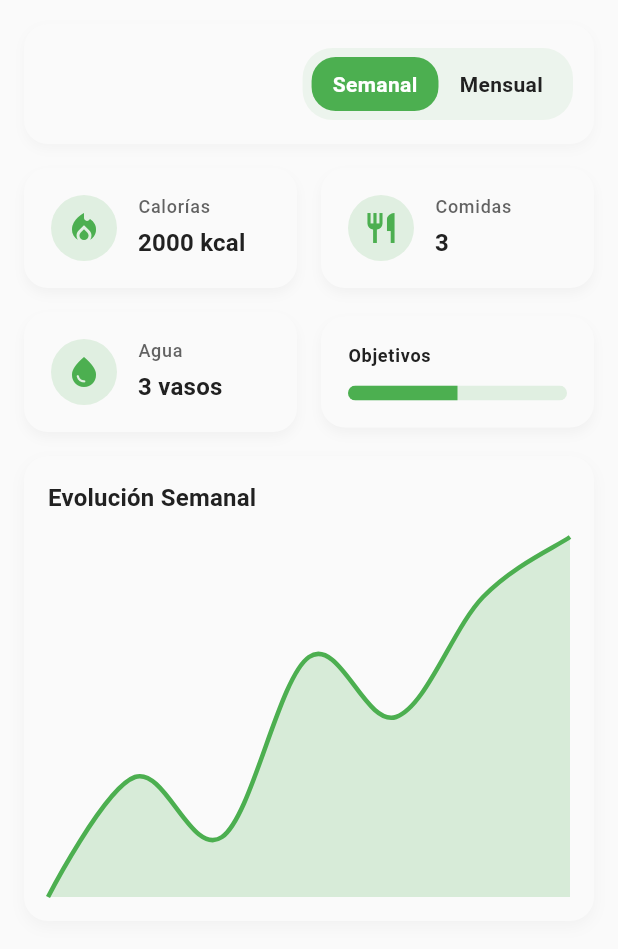
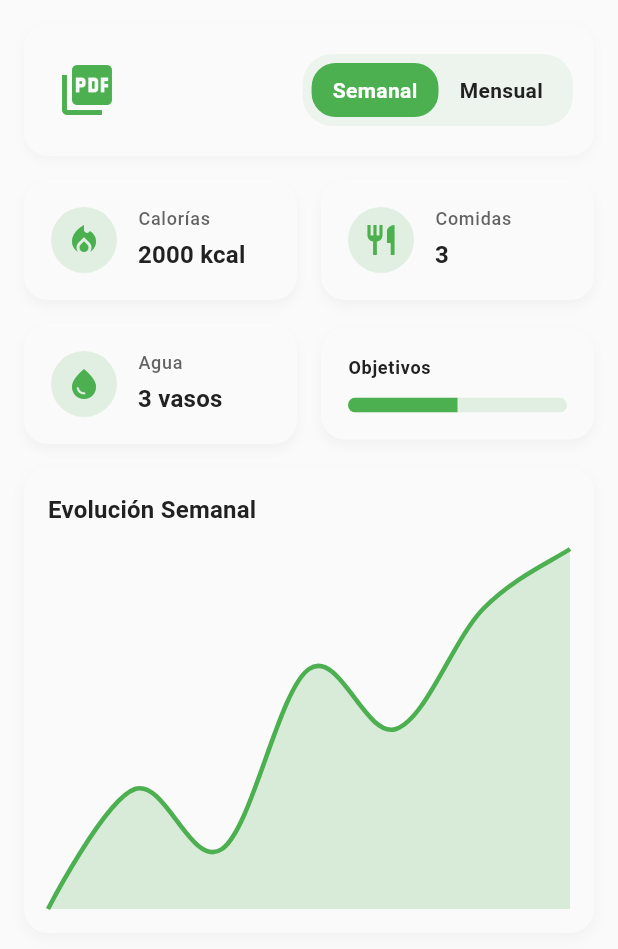
Before and after one commit to BorjaZRB/Zaitec.FCT.nutripro_1, a Flutter app: the ProgressPage screen opened directly, on a phone screen of 412 x 824 dp. Shown: the top 949 px of the screen. Run offline on Flutter 3.47's test engine with Material 3 defaults, Android fonts, the phone set to English and light mode, and no system bars; drawn by our look-alikes of fl_chart; our stand-ins replace cached_network_image, cloud_firestore, firebase_auth, firebase_core, flutter_local_notifications; accounts and stored records are empty.

Commit message:
botón para exportar pdf  dashboard

```diff
--- a/nutripro_1/lib/presentation/widgets/dashboard_widget.dart
+++ b/nutripro_1/lib/presentation/widgets/dashboard_widget.dart
@@ -25,6 +25,17 @@ class DashboardWidget extends StatefulWidget {
 
 class _DashboardWidgetState extends State<DashboardWidget> {
   bool showWeekly = true;
+
+
+  void _exportPdfMock() {
+    ScaffoldMessenger.of(context).showSnackBar(
+      const SnackBar(
+        content: Text(
+          "Exportando PDF... ",
+        ),
+      ),
+    );
+  }
 
   @override
   Widget build(BuildContext context) {
@@ -65,6 +76,7 @@ class _DashboardWidgetState extends State<DashboardWidget> {
     );
   }
 
+
   Widget _header(BuildContext context, ColorScheme cs, TextTheme tt) {
     return Container(
       width: double.infinity,
@@ -72,11 +84,26 @@ class _DashboardWidgetState extends State<DashboardWidget> {
       decoration: BoxDecoration(
         color: cs.surface,
         borderRadius: BorderRadius.circular(16),
-        boxShadow: [BoxShadow(color: cs.onSurface.withOpacity(0.03), blurRadius: 6, offset: const Offset(0, 3))],
+        boxShadow: [
+          BoxShadow(
+            color: cs.onSurface.withOpacity(0.03),
+            blurRadius: 6,
+            offset: const Offset(0, 3),
+          ),
+        ],
       ),
       child: Row(
+        mainAxisAlignment: MainAxisAlignment.spaceBetween,
         children: [
-          Expanded(child: const SizedBox()), // Ocupa espacio para centrar toggle
+
+          IconButton(
+            onPressed: _exportPdfMock,
+            icon: const Icon(Icons.picture_as_pdf),
+            iconSize: 40,
+            color: cs.primary,
+            tooltip: "Exportar estadísticas en PDF",
+          ),
+
           _modeSelector(cs),
         ],
       ),
@@ -126,17 +153,23 @@ class _DashboardWidgetState extends State<DashboardWidget> {
     final tt = Theme.of(context).textTheme;
 
     return Container(
-      padding: const EdgeInsets.all(18), // ✅ un poco más grande
+      padding: const EdgeInsets.all(18),
       decoration: BoxDecoration(
         color: cs.surface,
         borderRadius: BorderRadius.circular(16),
-        boxShadow: [BoxShadow(color: cs.onSurface.withOpacity(0.04), blurRadius: 6, offset: const Offset(0, 4))],
+        boxShadow: [
+          BoxShadow(
+            color: cs.onSurface.withOpacity(0.04),
+            blurRadius: 6,
+            offset: const Offset(0, 4),
+          ),
+        ],
       ),
       child: Row(
         children: [
           CircleAvatar(
             backgroundColor: cs.primary.withOpacity(0.15),
-            radius: 22, // ✅ un poco más grande
+            radius: 22,
             child: Icon(icon, color: cs.primary, size: 24),
           ),
           const SizedBox(width: 14),
@@ -158,11 +191,17 @@ class _DashboardWidgetState extends State<DashboardWidget> {
     final tt = Theme.of(context).textTheme;
 
     return Container(
-      padding: const EdgeInsets.all(18), // ✅ un poco más grande
+      padding: const EdgeInsets.all(18),
       decoration: BoxDecoration(
         color: cs.surface,
         borderRadius: BorderRadius.circular(16),
-        boxShadow: [BoxShadow(color: cs.onSurface.withOpacity(0.04), blurRadius: 6, offset: const Offset(0,4))],
+        boxShadow: [
+          BoxShadow(
+            color: cs.onSurface.withOpacity(0.04),
+            blurRadius: 6,
+            offset: const Offset(0, 4),
+          ),
+        ],
       ),
       child: Column(
         crossAxisAlignment: CrossAxisAlignment.start,
@@ -173,7 +212,7 @@ class _DashboardWidgetState extends State<DashboardWidget> {
             borderRadius: BorderRadius.circular(8),
             child: LinearProgressIndicator(
               value: widget.goalsProgress.clamp(0.0, 1.0),
-              minHeight: 10, // ✅ barra más alta
+              minHeight: 10,
               backgroundColor: cs.primary.withOpacity(0.15),
               valueColor: AlwaysStoppedAnimation(cs.primary),
             ),
@@ -183,16 +222,23 @@ class _DashboardWidgetState extends State<DashboardWidget> {
     );
   }
 
-  Widget _chartCard(BuildContext context, {required String title, required Widget chart, required bool hasData}) {
+  Widget _chartCard(BuildContext context,
+      {required String title, required Widget chart, required bool hasData}) {
     final cs = Theme.of(context).colorScheme;
     final tt = Theme.of(context).textTheme;
 
     return Container(
-      padding: const EdgeInsets.all(16), // ✅ un poco más grande
+      padding: const EdgeInsets.all(16),
       decoration: BoxDecoration(
         color: cs.surface,
         borderRadius: BorderRadius.circular(16),
-        boxShadow: [BoxShadow(color: cs.onSurface.withOpacity(0.04), blurRadius: 8, offset: const Offset(0, 4))],
+        boxShadow: [
+          BoxShadow(
+            color: cs.onSurface.withOpacity(0.04),
+            blurRadius: 8,
+            offset: const Offset(0, 4),
+          ),
+        ],
       ),
       child: Column(
         crossAxisAlignment: CrossAxisAlignment.start,
@@ -200,8 +246,8 @@ class _DashboardWidgetState extends State<DashboardWidget> {
           Text(title, style: tt.titleMedium?.copyWith(fontWeight: FontWeight.bold)),
           const SizedBox(height: 14),
           SizedBox(
-            height: 240, // ✅ gráfico más grande (antes 190)
-            child: hasData ? chart : Center(child: Text("No hay datos aún")),
+            height: 240,
+            child: hasData ? chart : const Center(child: Text("No hay datos aún")),
           ),
         ],
       ),
@@ -251,7 +297,7 @@ class _DashboardWidgetState extends State<DashboardWidget> {
             barRods: [
               BarChartRodData(
                 toY: e.value,
-                width: 20, // ✅ barras más anchas
+                width: 20,
                 color: cs.secondary,
                 borderRadius: BorderRadius.circular(6),
               ),
```
